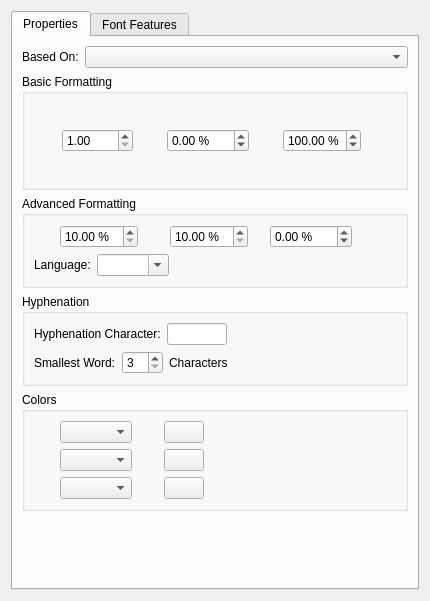
First picture: the form in scribus/ui/smcstylewidget.ui, repository scribusproject/scribus, before the edit.
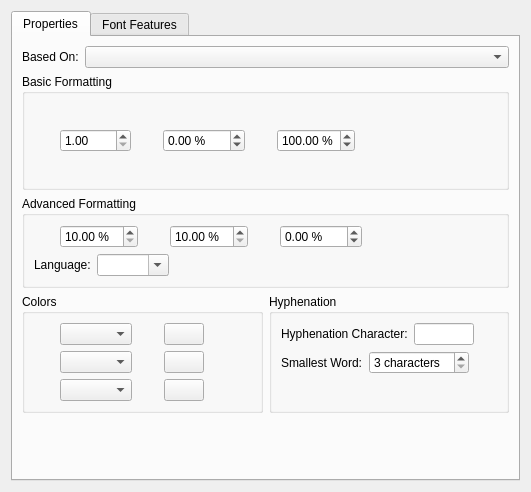
Second picture: the form after the edit. Custom widgets are drawn as their Qt base class.

Commit message: #16507: Update layout for Style Manager: widow and orphans, character layout (bubu)

```diff
--- a/scribus/ui/smcstylewidget.ui
+++ b/scribus/ui/smcstylewidget.ui
@@ -6,8 +6,8 @@
    <rect>
     <x>0</x>
     <y>0</y>
-    <width>430</width>
-    <height>601</height>
+    <width>531</width>
+    <height>492</height>
    </rect>
   </property>
   <property name="sizePolicy">
@@ -99,6 +99,12 @@
                <widget class="QLabel" name="fontSizeLabel_">
                 <property name="minimumSize">
                  <size>
+                  <width>20</width>
+                  <height>0</height>
+                 </size>
+                </property>
+                <property name="maximumSize">
+                 <size>
                   <width>22</width>
                   <height>22</height>
                  </size>
@@ -128,6 +134,12 @@
                <widget class="QLabel" name="trackingLabel_">
                 <property name="minimumSize">
                  <size>
+                  <width>20</width>
+                  <height>0</height>
+                 </size>
+                </property>
+                <property name="maximumSize">
+                 <size>
                   <width>22</width>
                   <height>22</height>
                  </size>
@@ -160,6 +172,12 @@
                <widget class="QLabel" name="widthSpaceLabel">
                 <property name="minimumSize">
                  <size>
+                  <width>20</width>
+                  <height>0</height>
+                 </size>
+                </property>
+                <property name="maximumSize">
+                 <size>
                   <width>22</width>
                   <height>22</height>
                  </size>
@@ -333,7 +351,7 @@
                <widget class="QLabel" name="baselineOffsetLabel_">
                 <property name="minimumSize">
                  <size>
-                  <width>10</width>
+                  <width>20</width>
                   <height>0</height>
                  </size>
                 </property>
@@ -423,87 +441,8 @@
           </widget>
          </item>
          <item>
-          <widget class="QGroupBox" name="hyphenGroup">
-           <property name="title">
-            <string>Hyphenation</string>
-           </property>
-           <layout class="QVBoxLayout" name="verticalLayout_4">
-            <item>
-             <layout class="QHBoxLayout" name="horizontalLayout_3">
-              <item>
-               <widget class="QLabel" name="label_4">
-                <property name="text">
-                 <string>Hyphenation Character:</string>
-                </property>
-               </widget>
-              </item>
-              <item>
-               <widget class="SMLineEdit" name="hyphenCharLineEdit">
-                <property name="maximumSize">
-                 <size>
-                  <width>60</width>
-                  <height>16777215</height>
-                 </size>
-                </property>
-               </widget>
-              </item>
-              <item>
-               <spacer name="horizontalSpacer_2">
-                <property name="orientation">
-                 <enum>Qt::Horizontal</enum>
-                </property>
-                <property name="sizeHint" stdset="0">
-                 <size>
-                  <width>40</width>
-                  <height>20</height>
-                 </size>
-                </property>
-               </spacer>
-              </item>
-             </layout>
-            </item>
-            <item>
-             <layout class="QHBoxLayout" name="horizontalLayout">
-              <item>
-               <widget class="QLabel" name="smallestWordLabel">
-                <property name="text">
-                 <string>Smallest Word:</string>
-                </property>
-               </widget>
-              </item>
-              <item>
-               <widget class="SMSpinBox" name="smallestWordSpinBox">
-                <property name="minimum">
-                 <number>3</number>
-                </property>
-               </widget>
-              </item>
-              <item>
-               <widget class="QLabel" name="smallestWordLabel2">
-                <property name="text">
-                 <string>Characters</string>
-                </property>
-               </widget>
-              </item>
-              <item>
-               <spacer name="horizontalSpacer">
-                <property name="orientation">
-                 <enum>Qt::Horizontal</enum>
-                </property>
-                <property name="sizeHint" stdset="0">
-                 <size>
-                  <width>40</width>
-                  <height>20</height>
-                 </size>
-                </property>
-               </spacer>
-              </item>
-             </layout>
-            </item>
-           </layout>
-          </widget>
-         </item>
-         <item>
+          <layout class="QGridLayout" name="gridLayout">
+           <item row="0" column="0">
           <widget class="QGroupBox" name="smColorGroup">
            <property name="title">
             <string>Colors</string>
@@ -746,6 +685,78 @@
            </layout>
           </widget>
          </item>
+           <item row="0" column="1">
+            <widget class="QGroupBox" name="hyphenGroup">
+             <property name="title">
+              <string>Hyphenation</string>
+             </property>
+             <layout class="QVBoxLayout" name="verticalLayout_4">
+              <item>
+               <layout class="QHBoxLayout" name="horizontalLayout_3">
+                <item>
+                 <widget class="QLabel" name="label_4">
+                  <property name="text">
+                   <string>Hyphenation Character:</string>
+                  </property>
+                 </widget>
+                </item>
+                <item>
+                 <widget class="SMLineEdit" name="hyphenCharLineEdit">
+                  <property name="maximumSize">
+                   <size>
+                    <width>60</width>
+                    <height>16777215</height>
+                   </size>
+                  </property>
+                 </widget>
+                </item>
+                <item>
+                 <spacer name="horizontalSpacer_2">
+                  <property name="orientation">
+                   <enum>Qt::Horizontal</enum>
+                  </property>
+                  <property name="sizeHint" stdset="0">
+                   <size>
+                    <width>0</width>
+                    <height>20</height>
+                   </size>
+                  </property>
+                 </spacer>
+                </item>
+               </layout>
+              </item>
+              <item>
+               <layout class="QHBoxLayout" name="horizontalLayout">
+                <item>
+                 <widget class="QLabel" name="smallestWordLabel">
+                  <property name="text">
+                   <string>Smallest Word:</string>
+                  </property>
+                 </widget>
+                </item>
+                <item>
+                 <widget class="SMSpinBox" name="smallestWordSpinBox">
+                  <property name="suffix">
+                   <string> characters</string>
+                  </property>
+                  <property name="minimum">
+                   <number>3</number>
+                  </property>
+                 </widget>
+                </item>
+                <item>
+                 <spacer name="horizontalSpacer">
+                  <property name="orientation">
+                   <enum>Qt::Horizontal</enum>
+                  </property>
+                  <property name="sizeHint" stdset="0">
+                   <size>
+                    <width>0</width>
+                    <height>20</height>
+                   </size>
+                  </property>
+                 </spacer>
+                </item>
         </layout>
        </item>
        <item>
@@ -758,7 +769,27 @@
          </property>
          <property name="sizeHint" stdset="0">
           <size>
-           <width>300</width>
+                  <width>20</width>
+                  <height>0</height>
+                 </size>
+                </property>
+               </spacer>
+              </item>
+             </layout>
+            </widget>
+           </item>
+          </layout>
+         </item>
+        </layout>
+       </item>
+       <item>
+        <spacer name="verticalSpacer">
+         <property name="orientation">
+          <enum>Qt::Vertical</enum>
+         </property>
+         <property name="sizeHint" stdset="0">
+          <size>
+           <width>20</width>
            <height>0</height>
           </size>
          </property>
```
Lines whose indentation alone changed are shown as unchanged. The commit also changes 14 other files.
